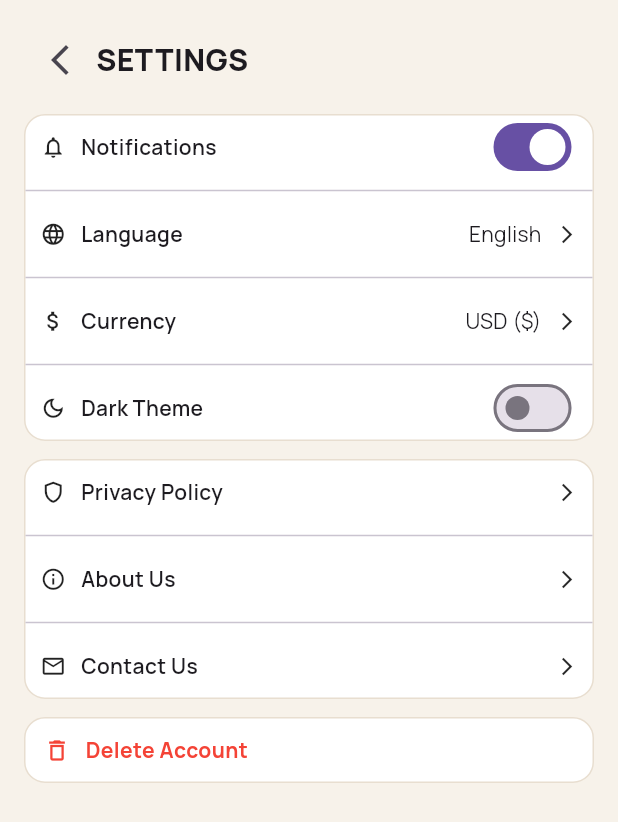
After one commit to hatemrihan/NTI---Finall, a Flutter app: the SettingsScreen screen opened directly, on a phone screen of 412 x 824 dp. The commit adds this screen. Shown: the top 822 px of the screen. Run offline on Flutter 3.47's test engine with Material 3 defaults, Android fonts, the phone set to English and light mode, and no system bars; our stand-ins replace flutter_svg.

Commit message:
Add search and settings screens with custom widgets; enhance app colors and styles

```diff
--- a/lib/app_colors.dart
+++ b/lib/app_colors.dart
@@ -11,4 +11,5 @@ class AppColors {
   static const whiteClr = Colors.white;
   static const hintClr = Color(0xff7B827A);
   static const textClr = Color(0xff1E2521);
+  static const redClr = Colors.red;
 }
--- a/lib/app_styles.dart
+++ b/lib/app_styles.dart
@@ -9,6 +9,10 @@ class AppStyles {
   );
   static const TextStyle style28ExtraBold = TextStyle(
     fontSize: 28,
+    fontWeight: FontWeight.w800,
+  );
+  static const TextStyle style20ExtraBold = TextStyle(
+    fontSize: 20,
     fontWeight: FontWeight.w800,
   );
   static const TextStyle style28Bold = TextStyle(
@@ -39,6 +43,10 @@ class AppStyles {
     fontSize: 14,
     fontWeight: FontWeight.w600,
   );
+  static const TextStyle style12Medium = TextStyle(
+    fontSize: 12,
+    fontWeight: FontWeight.w500,
+  );
   static const TextStyle style12 = TextStyle(fontSize: 12);
   static const TextStyle style14 = TextStyle(fontSize: 14);
   static const TextStyle style18 = TextStyle(fontSize: 15);
--- /dev/null
+++ b/lib/screens/settings_screen.dart
@@ -0,0 +1,195 @@
+import 'package:final_project/app_colors.dart';
+import 'package:final_project/app_styles.dart';
+import 'package:final_project/widgets/custom_container_row.dart';
+import 'package:final_project/widgets/custom_row.dart';
+import 'package:flutter/material.dart';
+
+class SettingsScreen extends StatelessWidget {
+  const SettingsScreen({super.key});
+
+  @override
+  Widget build(BuildContext context) {
+    return Scaffold(
+      backgroundColor:  AppColors.backgroundClr,
+
+      body: SafeArea(
+        child: Padding(
+          padding: const EdgeInsets.all(16),
+          child: Column(
+            crossAxisAlignment: CrossAxisAlignment.start,
+            children: [
+
+              Row(
+                children: [
+                  IconButton(
+                    onPressed: () {},
+                    icon: const Icon(Icons.arrow_back_ios_new),
+                  ),
+
+                  const Text(
+                    'SETTINGS',
+                    style: AppStyles.style20ExtraBold
+                  ),
+                ],
+              ),
+
+              const SizedBox(height: 12),
+
+
+              SettingsContainer(
+                children: [
+                  SettingsRow(
+                    icon: Icons.notifications_none,
+                    title: 'Notifications',
+                    trailing: Switch(
+                      value: true,
+                      onChanged: (value) {},
+                    ),
+                  ),
+                  Divider(),
+
+                  InkWell(
+                    onTap: () {
+
+                    },
+                    child: SettingsRow(
+                      icon: Icons.language,
+                      title: 'Language',
+                      trailing: const Row(
+                        mainAxisSize: MainAxisSize.min,
+                        children: [
+                          Text('English'),
+                          SizedBox(width: 10),
+                          Icon(Icons.arrow_forward_ios, size: 14),
+                        ],
+                      ),
+                    ),
+                  ),
+                   Divider(),
+                  InkWell(
+                    onTap: () {
+
+                    },
+                    child: SettingsRow(
+                      icon: Icons.attach_money,
+                      title: 'Currency',
+                      trailing: const Row(
+                        mainAxisSize: MainAxisSize.min,
+                        children: [
+                          Text('USD (\$)'),
+                          SizedBox(width: 10),
+                          Icon(Icons.arrow_forward_ios, size: 14),
+                        ],
+                      ),
+                    ),
+                  ),
+                   Divider(),
+                  InkWell(
+                    onTap: () {
+
+                    },
+                    child: SettingsRow(
+                      icon: Icons.dark_mode_outlined,
+                      title: 'Dark Theme',
+                      trailing: Switch(
+                        value: false,
+                        onChanged: (value) {},
+                      ),
+                    ),
+                  ),
+                ],
+              ),
+
+              const SizedBox(height: 12),
+
+
+              SettingsContainer(
+                children: [
+                  InkWell(
+                    onTap: () {
+
+                    },
+                    child: SettingsRow(
+                      icon: Icons.shield_outlined,
+                      title: 'Privacy Policy',
+                      trailing: const Icon(
+                        Icons.arrow_forward_ios,
+                        size: 14,
+                      ),
+                    ),
+                  ),
+                   Divider(),
+                  InkWell(
+                    onTap: () {
+
+                    },
+                    child: SettingsRow(
+                      icon: Icons.info_outline,
+                      title: 'About Us',
+                      trailing: const Icon(
+                        Icons.arrow_forward_ios,
+                        size: 14,
+                      ),
+                    ),
+                  ),
+                   Divider(),
+                  InkWell(
+                    onTap: () {
+
+                    },
+                    child: SettingsRow(
+                      icon: Icons.mail_outline,
+                      title: 'Contact Us',
+                      trailing: const Icon(
+                        Icons.arrow_forward_ios,
+                        size: 14,
+                      ),
+                    ),
+                  ),
+                ],
+              ),
+
+              const SizedBox(height: 12),
+
+
+              InkWell(
+                onTap: () {},
+                child: Container(
+                  height: 44,
+                  padding: const EdgeInsets.symmetric(horizontal: 12),
+                  decoration: BoxDecoration(
+                    color: AppColors.whiteClr,
+                    borderRadius: BorderRadius.circular(14),
+                    border: Border.all(
+                      color: const Color.fromARGB(255, 232, 222, 208),
+                    ),
+                  ),
+                  child: Row(
+                    children: const [
+                      Icon(
+                        Icons.delete_outline,
+                        color: AppColors.redClr,
+                        size: 18,
+                      ),
+
+                      SizedBox(width: 10),
+
+                      Text(
+                        'Delete Account',
+                        style: TextStyle(
+                          color:AppColors.redClr,
+                          fontSize: 14,
+                          fontWeight: FontWeight.bold
+                        ),
+                      ),
+                    ],
+                  ),
+                ),
+              ),
+            ],
+          ),
+        ),
+      ),
+    );
+  }
+}
--- /dev/null
+++ b/lib/widgets/custom_container_row.dart
@@ -0,0 +1,26 @@
+import 'package:final_project/app_colors.dart';
+import 'package:flutter/material.dart';
+
+class SettingsContainer extends StatelessWidget {
+  const SettingsContainer({super.key,
+    required this.children,
+  });
+
+  final List<Widget> children;
+
+  @override
+  Widget build(BuildContext context) {
+    return Container(
+      decoration: BoxDecoration(
+        color: AppColors.whiteClr,
+        borderRadius: BorderRadius.circular(14),
+        border: Border.all(
+          color:  const Color.fromARGB(255, 232, 222, 208),
+        ),
+      ),
+      child: Column(
+        children: children,
+      ),
+    );
+  }
+}
--- /dev/null
+++ b/lib/widgets/custom_row.dart
@@ -0,0 +1,43 @@
+import 'package:final_project/app_styles.dart';
+import 'package:flutter/material.dart';
+
+class SettingsRow extends StatelessWidget {
+  const SettingsRow({super.key,
+    required this.icon,
+    required this.title,
+    required this.trailing,
+  });
+
+  final IconData icon;
+  final String title;
+  final Widget trailing;
+
+  @override
+  Widget build(BuildContext context) {
+    return SizedBox(
+      height: 42,
+      child: Padding(
+        padding: const EdgeInsets.symmetric(horizontal: 10),
+        child: Row(
+          children: [
+            Icon(
+              icon,
+              size: 17,
+            ),
+
+            const SizedBox(width: 10),
+
+            Text(
+              title,
+              style: AppStyles.style14SemiBold
+            ),
+
+            const Spacer(),
+
+            trailing,
+          ],
+        ),
+      ),
+    );
+  }
+}
```
Also changed, not shown: lib/screens/search_screen.dart (added, +40 -0 lines), lib/widgets/custom_search_text_field.dart (added, +43 -0 lines), lib/widgets/filter_button.dart (added, +66 -0 lines).
